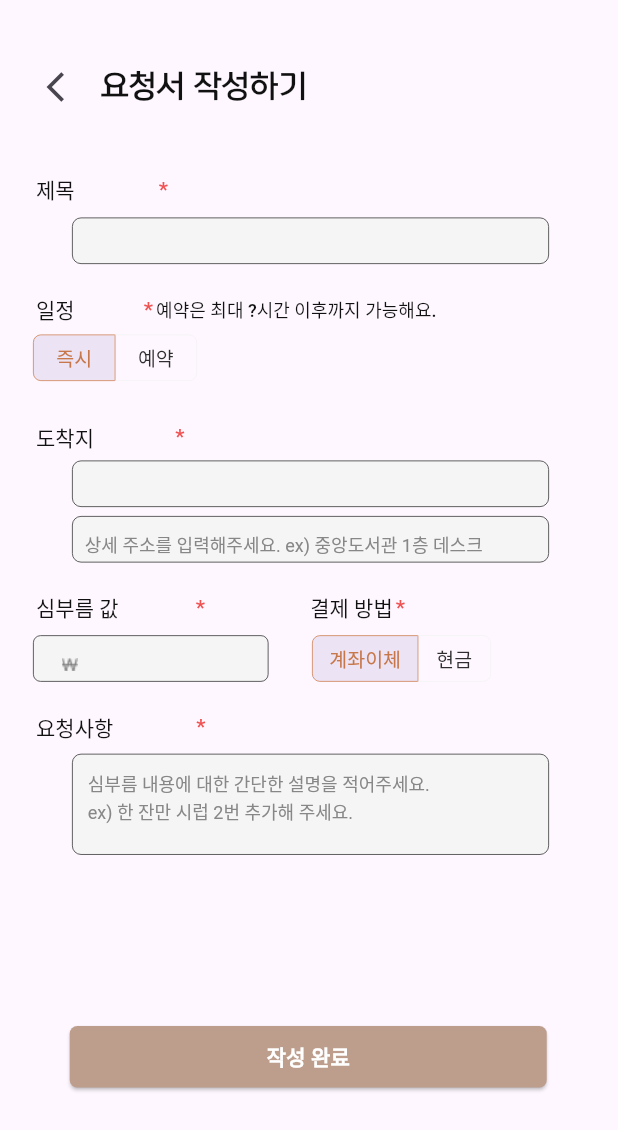
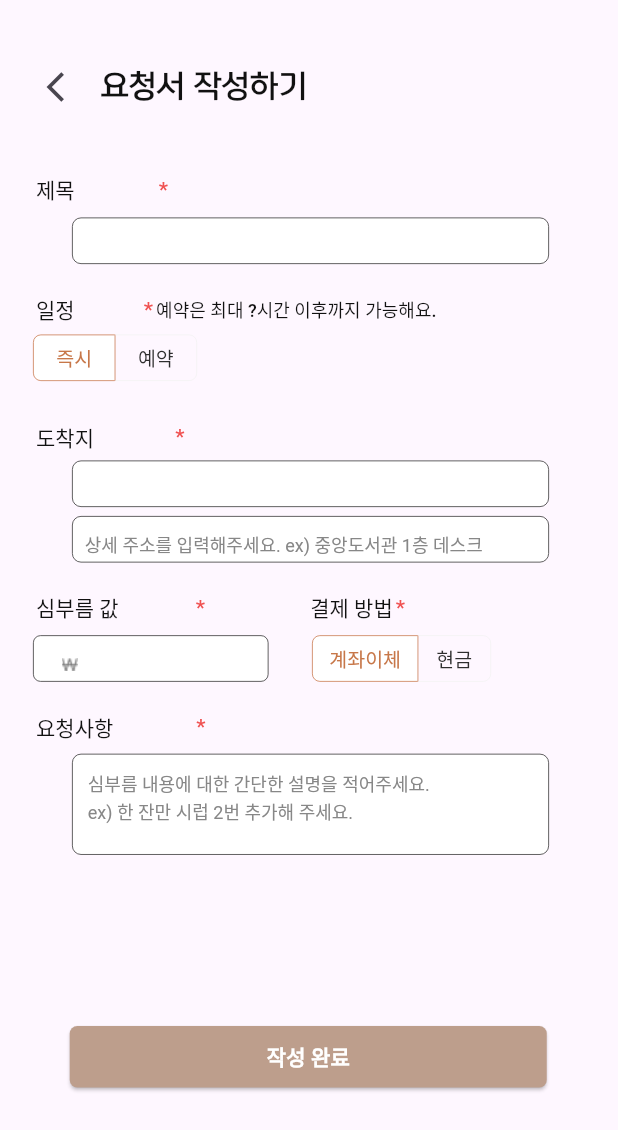
Before and after one commit to pknu-wap/Quokka, a Flutter app: the Request screen opened directly, on a phone screen of 412 x 824 dp. Shown: the top 1130 px of the screen. Run offline on Flutter 3.47's test engine with Material 3 defaults, Android fonts, the phone set to English and light mode, and no system bars; our stand-ins replace confetti, image_picker; Roboto replaces fonts that are missing (Pretendard); project files that could hold a hidden picture were left out.

Commit message:
Design: 일정, 결제 방법 토글 버튼 선택된 버튼 색상 변경, 모든 텍스트 필드 배경색 변경

```diff
--- a/client/front/lib/request.dart
+++ b/client/front/lib/request.dart
@@ -200,7 +200,7 @@ class _RequestState extends State<Request> {
                       width: 0.5 // 테두리 굵기
                   ),
                   borderRadius: BorderRadius.all(Radius.circular(6.0)),
-                  color: Color(0xffF5F5F5), // 텍스트 필드 배경색
+                  color: Color(0xffFFFFFF), // 텍스트 필드 배경색
                 ),
                 child: Padding(
                   padding: EdgeInsets.only(top: 7.5,left: 10, right: 10),
@@ -282,11 +282,13 @@ class _RequestState extends State<Request> {
                       margin: EdgeInsets.only(left: 0),
                       child: ToggleButtons(
                         color: Color(0xff2E2E2E), // 선택되지 않은 버튼 텍스트 색상
+
                         borderColor: Color(0xffF2F2F2), // 토글 버튼 테두리 색상
                         borderWidth: 0.5,
                         borderRadius: BorderRadius.circular(5.0),
 
                         selectedColor: Color(0xffC77749), // 선택된 버튼 텍스트 색상
+                        fillColor: Color(0xffFFFFFF), // 선택된 버튼 배경색
                         selectedBorderColor: Color(0xffC77749), // 선택된 버튼 테두리 색상
 
                         // renderBorder: false,
@@ -334,7 +336,7 @@ class _RequestState extends State<Request> {
                           width: 0.5, // 테두리 굵기
                         ),
                         borderRadius: BorderRadius.all(Radius.circular(5.0)),
-                        color: Color(0xffF5F5F5), // 박스 배경 색상
+                        color: Color(0xffFFFFFF), // 박스 배경 색상
                       ),
                       child: Row(
                         children: [
@@ -488,7 +490,7 @@ class _RequestState extends State<Request> {
                       width: 0.5 // 테두리 굵기
                   ),
                   borderRadius: BorderRadius.all(Radius.circular(6.0)),
-                  color: Color(0xffF5F5F5),
+                  color: Color(0xffFFFFFF),
                 ),
                 child: Padding(
                   padding: EdgeInsets.only(top: 7.5,left: 7.5, right: 7.5),
@@ -519,7 +521,7 @@ class _RequestState extends State<Request> {
                       width: 0.5 // 테두리 굵기
                   ),
                   borderRadius: BorderRadius.all(Radius.circular(6.0)),
-                  color: Color(0xffF5F5F5),
+                  color: Color(0xffFFFFFF),
                 ),
                 child: Padding(
                   padding: EdgeInsets.only(top: 9.75,left: 8, right: 8),
@@ -627,7 +629,7 @@ class _RequestState extends State<Request> {
                               width: 0.5 // 테두리 굵기
                           ),
                           borderRadius: BorderRadius.all(Radius.circular(5.0)),
-                          color: Color(0xffF5F5F5),
+                          color: Color(0xffFFFFFF),
                         ),
                         child: Padding(
                           padding: EdgeInsets.only(top: 8,left: 0, right: 10),
@@ -662,11 +664,13 @@ class _RequestState extends State<Request> {
                       margin: EdgeInsets.only(right: 85),
                       child: ToggleButtons(
                         color: Color(0xff2E2E2E), // 선택되지 않은 버튼 텍스트 색상
+
                         borderColor: Color(0xffF2F2F2), // 토글 버튼 테두리 색상
                         borderWidth: 0.5,
                         borderRadius: BorderRadius.circular(5.0),
 
                         selectedColor: Color(0xffC77749), // 선택된 버튼 텍스트 색상
+                        fillColor: Color(0xffFFFFFF), // 선택된 버튼 배경색
                         selectedBorderColor: Color(0xffC77749), // 선택된 버튼 테두리 색상
 
                         // renderBorder: false,
@@ -751,7 +755,7 @@ class _RequestState extends State<Request> {
                       width: 0.5 // 테두리 굵기
                   ),
                   borderRadius: BorderRadius.all(Radius.circular(6.0)),
-                  color: Color(0xffF5F5F5),
+                  color: Color(0xffFFFFFF),
                 ),
                 child: Padding(
                   padding: EdgeInsets.only(top: 2,left: 10, right: 10), // hintText Padding이 이상해서 임의로 설정
```
